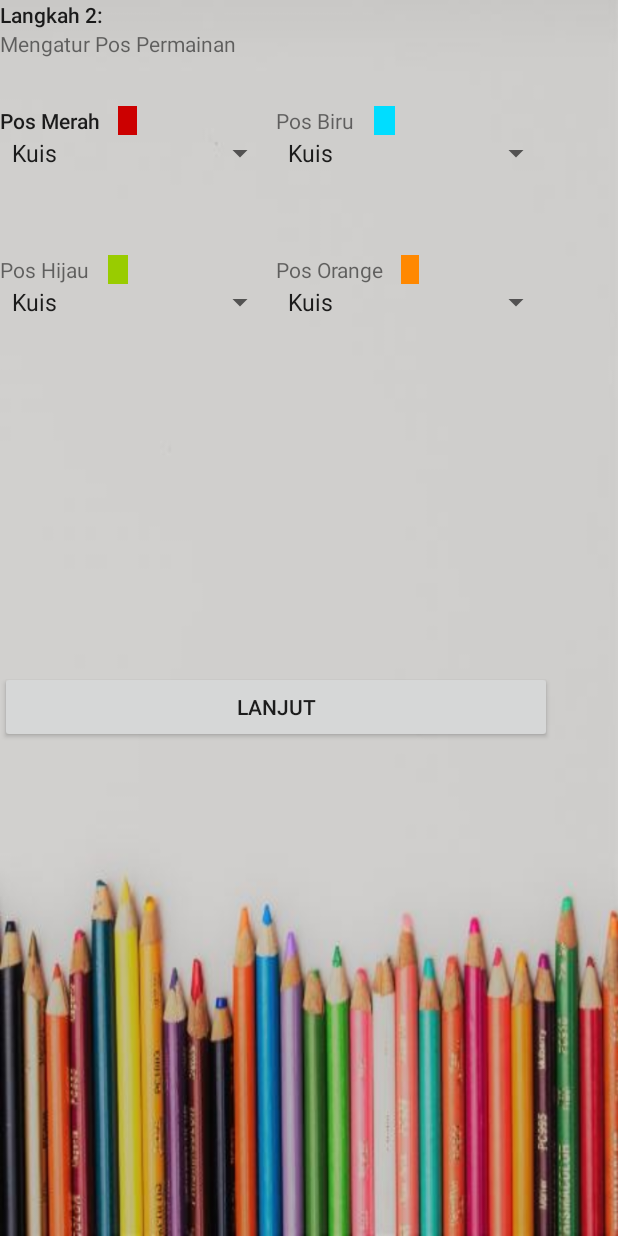
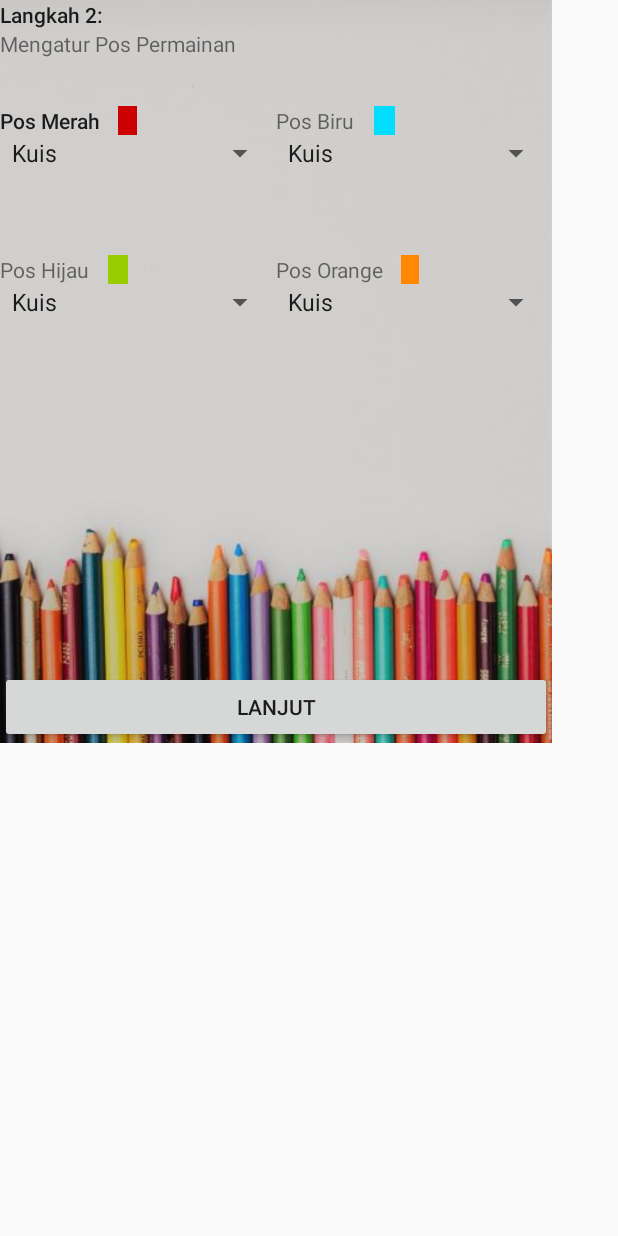
Before and after one commit to fauzandiMB/Bolang-Go-NativeAndroidVersion, an Android app: the layout activity_buat_permainan2.xml on its own in the app's theme, with its tools: preview values and no code run, on a phone screen of 412 x 824 dp. Run offline under Robolectric (Android 15) with nearby library versions, the phone set to English and light mode, and no system bars.

Commit message:
bug fixed buat permainan 2

```diff
--- a/app/src/main/AndroidManifest.xml
+++ b/app/src/main/AndroidManifest.xml
@@ -33,7 +33,8 @@
 
         <activity android:name=".BuatPermainanActivity" />
         <activity android:name=".GabungPermainanActivity" />
-        <activity android:name=".BolangActivity"></activity>
+        <activity android:name=".BolangActivity" />
+        <activity android:name=".BuatPermainan2Activity"></activity>
     </application>
 
 </manifest>
--- a/app/src/main/java/go/bolang/www/bolang_go/BuatPermainan2Activity.java
+++ b/app/src/main/java/go/bolang/www/bolang_go/BuatPermainan2Activity.java
@@ -7,9 +7,9 @@ import android.widget.AdapterView;
 import android.widget.Button;
 import android.widget.Spinner;
 
-public class BuatPermainan2Activity extends AppCompatActivity implements AdapterView.OnItemSelectedListener {
+public class BuatPermainan2Activity extends AppCompatActivity implements AdapterView.OnItemSelectedListener{
     private Spinner spinTRM, spinTRB, spinTRH, spinTRO,
-                spinHRM, spinHRB, spinHRH, spinHRO;
+            spinHRM, spinHRB, spinHRH, spinHRO;
     private Button bLanjut;
 
     @Override
--- a/app/src/main/res/layout/activity_buat_permainan2.xml
+++ b/app/src/main/res/layout/activity_buat_permainan2.xml
@@ -4,10 +4,7 @@
     xmlns:tools="http://schemas.android.com/tools"
     android:layout_width="match_parent"
     android:layout_height="match_parent"
-    tools:context="go.bolang.www.bolang_go.BuatPermainan2Activity"
-    android:background="@drawable/background_admin">
-
-
+    tools:context="go.bolang.www.bolang_go.BuatPermainan2Activity">
     <RelativeLayout
         android:layout_width="368dp"
         android:layout_height="495dp"
@@ -17,6 +14,7 @@
         <LinearLayout
             android:layout_width="match_parent"
             android:layout_height="match_parent"
+            android:background="@drawable/background_admin"
             android:orientation="vertical"
             tools:layout_editor_absoluteX="8dp"
             tools:layout_editor_absoluteY="8dp"
@@ -264,5 +262,4 @@
         </LinearLayout>
 
     </RelativeLayout>
-
 </android.support.constraint.ConstraintLayout>
```
